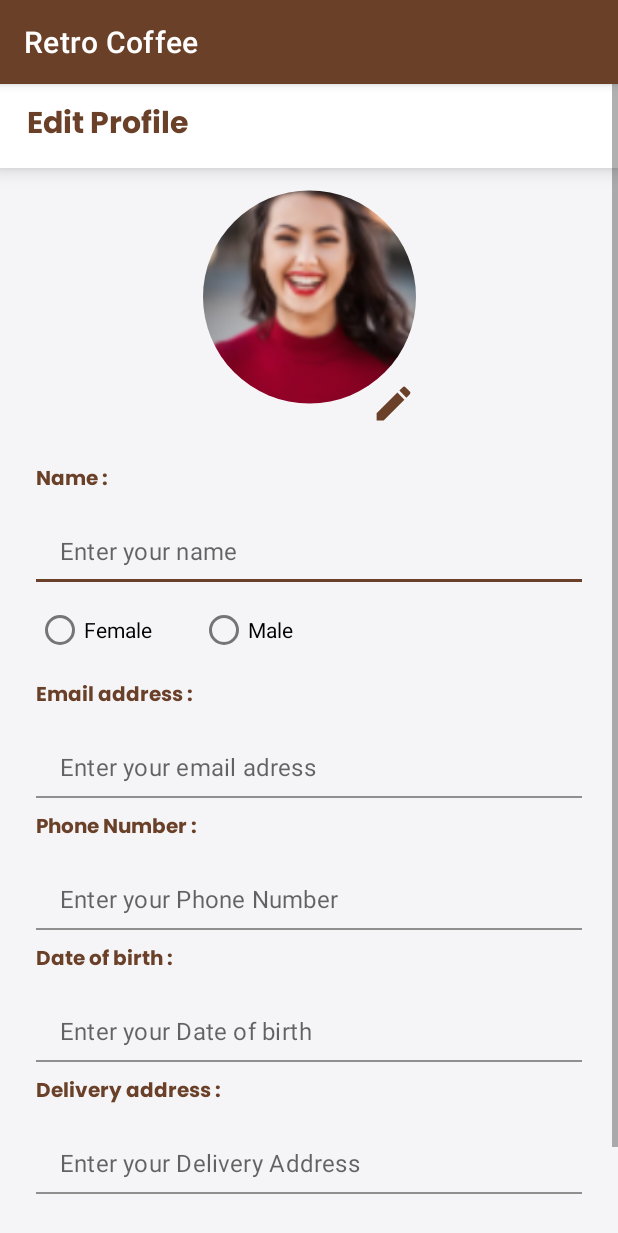
After one commit to ndraa124/retro-coffee-android, an Android app: the EditProfileActivity screen opened directly, with no data from a screen before it, on a phone screen of 412 x 824 dp. The commit adds this screen. Shown: the top 1233 px of the screen. Run offline under Robolectric (Android 15) with nearby library versions, the light colour scheme and no system bars; our stand-ins replace CircleImageView, data binding.

Commit message:
add layout profile, edit profile

```diff
--- a/app/src/main/AndroidManifest.xml
+++ b/app/src/main/AndroidManifest.xml
@@ -16,6 +16,8 @@
         android:theme="@style/Theme.RetroCoffee"
         android:usesCleartextTraffic="true"
         tools:targetApi="m">
+        <activity android:name=".activity.customer.profile.EditProfileActivity"></activity>
+        <activity android:name=".activity.customer.profile.ProfileActivity" />
 
         <uses-library
             android:name="org.apache.http.legacy"
--- a/app/src/main/java/com/id124/retrocoffee/activity/customer/login/LoginActivity.kt
+++ b/app/src/main/java/com/id124/retrocoffee/activity/customer/login/LoginActivity.kt
@@ -5,6 +5,7 @@ import android.text.Editable
 import android.text.TextWatcher
 import android.view.View
 import androidx.lifecycle.ViewModelProvider
+import androidx.lifecycle.observe
 import com.id124.retrocoffee.R
 import com.id124.retrocoffee.activity.customer.main.MainActivity
 import com.id124.retrocoffee.activity.customer.register.RegisterActivity
--- /dev/null
+++ b/app/src/main/java/com/id124/retrocoffee/activity/customer/profile/EditProfileActivity.kt
@@ -0,0 +1,12 @@
+package com.id124.retrocoffee.activity.customer.profile
+
+import androidx.appcompat.app.AppCompatActivity
+import android.os.Bundle
+import com.id124.retrocoffee.R
+
+class EditProfileActivity : AppCompatActivity() {
+    override fun onCreate(savedInstanceState: Bundle?) {
+        super.onCreate(savedInstanceState)
+        setContentView(R.layout.activity_edit_profile)
+    }
+}
--- /dev/null
+++ b/app/src/main/res/drawable/ic_arrow_forward.xml
@@ -0,0 +1,5 @@
+<vector android:height="24dp" android:tint="#6A4029"
+    android:viewportHeight="24" android:viewportWidth="24"
+    android:width="24dp" xmlns:android="http://schemas.android.com/apk/res/android">
+    <path android:fillColor="@android:color/white" android:pathData="M5.88,4.12L13.76,12l-7.88,7.88L8,22l10,-10L8,2z"/>
+</vector>
--- /dev/null
+++ b/app/src/main/res/drawable/ic_edit.xml
@@ -0,0 +1,5 @@
+<vector android:height="24dp" android:tint="#6A4029"
+    android:viewportHeight="24" android:viewportWidth="24"
+    android:width="24dp" xmlns:android="http://schemas.android.com/apk/res/android">
+    <path android:fillColor="@android:color/white" android:pathData="M3,17.25V21h3.75L17.81,9.94l-3.75,-3.75L3,17.25zM20.71,7.04c0.39,-0.39 0.39,-1.02 0,-1.41l-2.34,-2.34c-0.39,-0.39 -1.02,-0.39 -1.41,0l-1.83,1.83 3.75,3.75 1.83,-1.83z"/>
+</vector>
--- /dev/null
+++ b/app/src/main/res/layout/activity_edit_profile.xml
@@ -0,0 +1,282 @@
+<?xml version="1.0" encoding="utf-8"?>
+<layout
+    xmlns:android="http://schemas.android.com/apk/res/android"
+    xmlns:app="http://schemas.android.com/apk/res-auto"
+    xmlns:tools="http://schemas.android.com/tools">
+
+    <ScrollView
+        android:layout_width="match_parent"
+        android:layout_height="match_parent">
+
+        <androidx.constraintlayout.widget.ConstraintLayout
+            android:layout_width="match_parent"
+            android:layout_height="match_parent"
+            android:background="@color/bgprofile"
+            tools:context=".activity.customer.profile.EditProfileActivity">
+
+            <androidx.appcompat.widget.Toolbar
+                android:id="@+id/toolbar"
+                android:layout_width="match_parent"
+                android:layout_height="?actionBarSize"
+                android:background="@color/white"
+                android:elevation="8dp"
+                android:theme="@style/ThemeOverlay.AppCompat.Dark.ActionBar"
+                app:layout_constraintEnd_toEndOf="parent"
+                app:layout_constraintStart_toStartOf="parent"
+                app:layout_constraintTop_toTopOf="parent"
+                app:titleTextColor="@color/primary">
+
+                <TextView
+                    android:id="@+id/tv_toolbar_custom"
+                    android:layout_width="wrap_content"
+                    android:layout_height="wrap_content"
+                    android:textColor="@color/primary"
+                    android:textSize="20sp"
+                    android:fontFamily="@font/poppins_bold"
+                    android:text="Edit Profile"
+                    android:layout_marginLeft="18dp"/>
+
+            </androidx.appcompat.widget.Toolbar>
+
+            <de.hdodenhof.circleimageview.CircleImageView
+                android:id="@+id/image_profile"
+                android:layout_width="142dp"
+                android:layout_height="172dp"
+                app:layout_constraintTop_toBottomOf="@id/toolbar"
+                android:src="@drawable/profile"
+                app:layout_constraintLeft_toLeftOf="parent"
+                app:layout_constraintRight_toRightOf="parent"/>
+
+            <Button
+                android:layout_width="30dp"
+                android:layout_height="30dp"
+                android:background="@drawable/ic_edit"
+                app:layout_constraintRight_toRightOf="@id/image_profile"
+                app:layout_constraintBottom_toBottomOf="@id/image_profile"/>
+
+            <TextView
+                android:id="@+id/name"
+                android:layout_width="wrap_content"
+                android:layout_height="wrap_content"
+                android:text="Name :"
+                android:textSize="13sp"
+                android:fontFamily="@font/poppins_bold"
+                android:textColor="@color/primary"
+                android:layout_marginTop="24dp"
+                android:layout_marginHorizontal="24dp"
+                app:layout_constraintTop_toBottomOf="@id/image_profile"
+                app:layout_constraintLeft_toLeftOf="parent"/>
+
+            <com.google.android.material.textfield.TextInputLayout
+                android:id="@+id/input_layout_name"
+                android:layout_width="match_parent"
+                android:layout_height="wrap_content"
+                app:helperTextTextColor="@color/primary"
+                app:hintEnabled="false"
+                android:layout_marginHorizontal="24dp"
+                app:layout_constraintEnd_toEndOf="parent"
+                app:layout_constraintStart_toStartOf="parent"
+                app:layout_constraintTop_toBottomOf="@+id/name">
+
+                <EditText
+                    android:id="@+id/et_name"
+                    android:layout_width="match_parent"
+                    android:layout_height="wrap_content"
+                    android:hint="Enter your name"
+                    android:gravity="left"
+                    android:importantForAutofill="no"
+                    android:inputType="textEmailAddress"
+                    android:background="#00000000" />
+
+            </com.google.android.material.textfield.TextInputLayout>
+
+            <RadioGroup
+                android:id="@+id/radio_button"
+                android:layout_width="match_parent"
+                android:layout_height="wrap_content"
+                android:layout_marginVertical="8dp"
+                android:layout_marginHorizontal="24dp"
+                android:orientation="horizontal"
+                app:layout_constraintLeft_toLeftOf="parent"
+                app:layout_constraintTop_toBottomOf="@id/input_layout_name">
+
+                <RadioButton
+                    android:id="@+id/java"
+                    android:layout_width="wrap_content"
+                    android:layout_height="wrap_content"
+                    android:layout_marginRight="16dp"
+                    android:text="Female" />
+
+                <RadioButton
+                    android:id="@+id/kotlin"
+                    android:layout_width="wrap_content"
+                    android:layout_height="wrap_content"
+                    android:layout_marginHorizontal="16dp"
+                    android:text="Male" />
+
+            </RadioGroup>
+
+            <TextView
+                android:id="@+id/email"
+                android:layout_width="wrap_content"
+                android:layout_height="wrap_content"
+                android:text="Email address :"
+                android:textSize="13sp"
+                android:fontFamily="@font/poppins_bold"
+                android:textColor="@color/primary"
+                android:layout_marginTop="8dp"
+                android:layout_marginHorizontal="24dp"
+                app:layout_constraintTop_toBottomOf="@id/radio_button"
+                app:layout_constraintLeft_toLeftOf="parent"/>
+
+            <com.google.android.material.textfield.TextInputLayout
+                android:id="@+id/input_layout_email"
+                android:layout_width="match_parent"
+                android:layout_height="wrap_content"
+                app:helperTextTextColor="@color/primary"
+                app:hintEnabled="false"
+                android:layout_marginHorizontal="24dp"
+                app:layout_constraintEnd_toEndOf="parent"
+                app:layout_constraintStart_toStartOf="parent"
+                app:layout_constraintTop_toBottomOf="@+id/email">
+
+                <EditText
+                    android:id="@+id/et_email"
+                    android:layout_width="match_parent"
+                    android:layout_height="wrap_content"
+                    android:hint="Enter your email adress"
+                    android:gravity="left"
+                    android:importantForAutofill="no"
+                    android:inputType="textEmailAddress"
+                    android:background="#00000000" />
+
+            </com.google.android.material.textfield.TextInputLayout>
+
+            <TextView
+                android:id="@+id/phone"
+                android:layout_width="wrap_content"
+                android:layout_height="wrap_content"
+                android:text="Phone Number :"
+                android:textSize="13sp"
+                android:fontFamily="@font/poppins_bold"
+                android:textColor="@color/primary"
+                android:layout_marginTop="8dp"
+                android:layout_marginHorizontal="24dp"
+                app:layout_constraintTop_toBottomOf="@id/input_layout_email"
+                app:layout_constraintLeft_toLeftOf="parent"/>
+
+            <com.google.android.material.textfield.TextInputLayout
+                android:id="@+id/input_layout_phone"
+                android:layout_width="match_parent"
+                android:layout_height="wrap_content"
+                app:helperTextTextColor="@color/primary"
+                app:hintEnabled="false"
+                android:layout_marginHorizontal="24dp"
+                app:layout_constraintEnd_toEndOf="parent"
+                app:layout_constraintStart_toStartOf="parent"
+                app:layout_constraintTop_toBottomOf="@+id/phone">
+
+                <EditText
+                    android:id="@+id/et_phone"
+                    android:layout_width="match_parent"
+                    android:layout_height="wrap_content"
+                    android:hint="Enter your Phone Number"
+                    android:gravity="left"
+                    android:importantForAutofill="no"
+                    android:inputType="textEmailAddress"
+                    android:background="#00000000" />
+
+            </com.google.android.material.textfield.TextInputLayout>
+
+            <TextView
+                android:id="@+id/dob"
+                android:layout_width="wrap_content"
+                android:layout_height="wrap_content"
+                android:text="Date of birth :"
+                android:textSize="13sp"
+                android:fontFamily="@font/poppins_bold"
+                android:textColor="@color/primary"
+                android:layout_marginTop="8dp"
+                android:layout_marginHorizontal="24dp"
+                app:layout_constraintTop_toBottomOf="@id/input_layout_phone"
+                app:layout_constraintLeft_toLeftOf="parent"/>
+
+            <com.google.android.material.textfield.TextInputLayout
+                android:id="@+id/input_layout_dob"
+                android:layout_width="match_parent"
+                android:layout_height="wrap_content"
+                app:helperTextTextColor="@color/primary"
+                app:hintEnabled="false"
+                android:layout_marginHorizontal="24dp"
+                app:layout_constraintEnd_toEndOf="parent"
+                app:layout_constraintStart_toStartOf="parent"
+                app:layout_constraintTop_toBottomOf="@+id/dob">
+
+                <EditText
+                    android:id="@+id/et_dob"
+                    android:layout_width="match_parent"
+                    android:layout_height="wrap_content"
+                    android:hint="Enter your Date of birth"
+                    android:gravity="left"
+                    android:importantForAutofill="no"
+                    android:inputType="textEmailAddress"
+                    android:background="#00000000" />
+
+            </com.google.android.material.textfield.TextInputLayout>
+
+            <TextView
+                android:id="@+id/address"
+                android:layout_width="wrap_content"
+                android:layout_height="wrap_content"
+                android:text="Delivery address :"
+                android:textSize="13sp"
+                android:fontFamily="@font/poppins_bold"
+                android:textColor="@color/primary"
+                android:layout_marginTop="8dp"
+                android:layout_marginHorizontal="24dp"
+                app:layout_constraintTop_toBottomOf="@id/input_layout_dob"
+                app:layout_constraintLeft_toLeftOf="parent"/>
+
+            <com.google.android.material.textfield.TextInputLayout
+                android:id="@+id/input_layout_address"
+                android:layout_width="match_parent"
+                android:layout_height="wrap_content"
+                app:helperTextTextColor="@color/primary"
+                app:hintEnabled="false"
+                android:layout_marginHorizontal="24dp"
+                app:layout_constraintEnd_toEndOf="parent"
+                app:layout_constraintStart_toStartOf="parent"
+                app:layout_constraintTop_toBottomOf="@+id/address">
+
+                <EditText
+                    android:id="@+id/et_address"
+                    android:layout_width="match_parent"
+                    android:layout_height="wrap_content"
+                    android:hint="Enter your Delivery Address"
+                    android:gravity="left"
+                    android:importantForAutofill="no"
+                    android:inputType="textEmailAddress"
+                    android:background="#00000000" />
+
+            </com.google.android.material.textfield.TextInputLayout>
+
+            <Button
+                android:id="@+id/btn_save"
+                android:layout_width="match_parent"
+                android:layout_height="60dp"
+                app:backgroundTint="@null"
+                android:background="@drawable/button_radius"
+                android:textColor="@color/white"
+                android:textAllCaps="false"
+                android:text="Save and Update"
+                android:textSize="18sp"
+                android:fontFamily="@font/poppins_bold"
+                android:layout_margin="32dp"
+                app:layout_constraintLeft_toLeftOf="parent"
+                app:layout_constraintRight_toRightOf="parent"
+                app:layout_constraintTop_toBottomOf="@id/input_layout_address"/>
+
+
+        </androidx.constraintlayout.widget.ConstraintLayout>
+    </ScrollView>
+</layout>
--- a/app/src/main/res/values/colors.xml
+++ b/app/src/main/res/values/colors.xml
@@ -8,4 +8,5 @@
     <color name="black">#000000</color>
     <color name="shimmer">#DDDDDD</color>
     <color name="gray_500">#9A9A9A</color>
+    <color name="bgprofile">#F5F5F8</color>
 </resources>
```
Also changed, not shown: app/src/main/java/com/id124/retrocoffee/activity/customer/profile/ProfileActivity.kt (added, +12 -0 lines), app/src/main/res/layout/activity_profile.xml (added, +239 -0 lines), app/src/main/res/drawable/profile.png (added).
